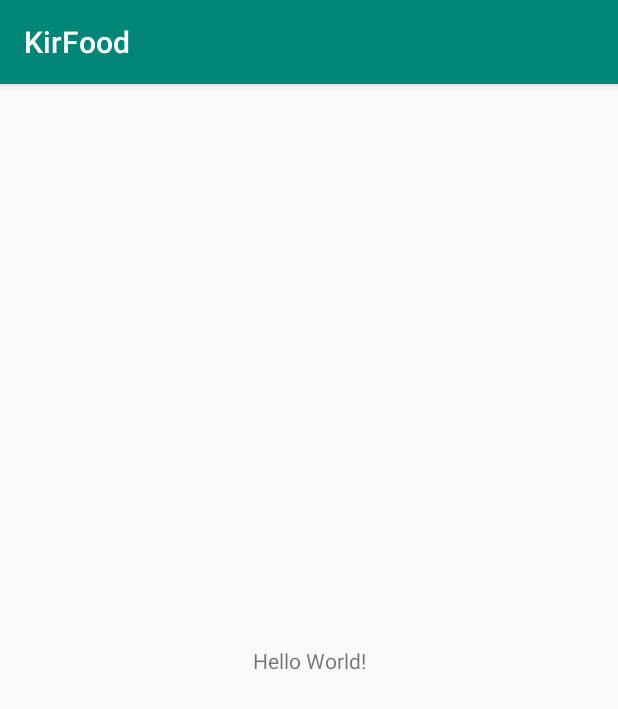
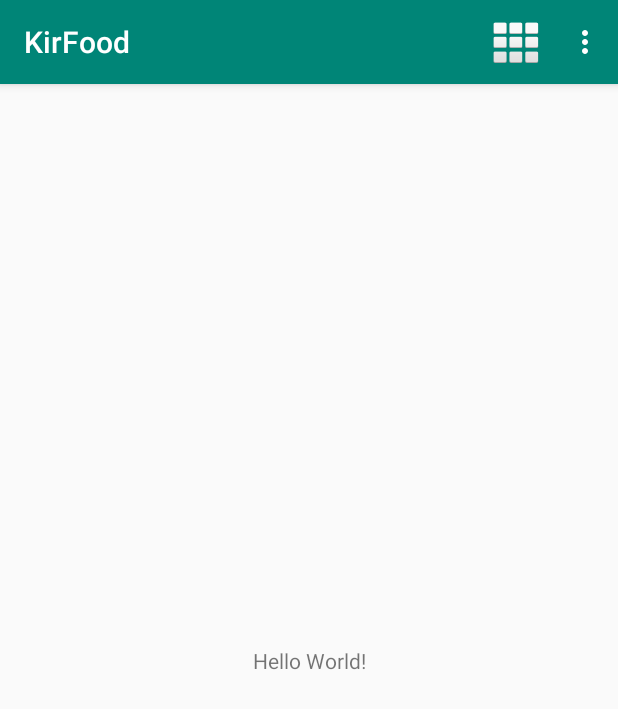
Before and after one commit to KerolosSalib/KirFood, an Android app: the screen it shows after launch (MainActivity), on a phone screen of 412 x 824 dp. Shown: the top 709 px of the screen. Run offline under Robolectric (Android 15) with nearby library versions, the light colour scheme and no system bars.

Commit message:
Add Option menu

```diff
--- a/app/src/main/java/com/example/kirfood/ui/activities/MainActivity.java
+++ b/app/src/main/java/com/example/kirfood/ui/activities/MainActivity.java
@@ -1,7 +1,11 @@
 package com.example.kirfood.ui.activities;
 
+import android.content.Intent;
 import android.support.v7.app.AppCompatActivity;
 import android.os.Bundle;
+import android.view.Menu;
+import android.view.MenuInflater;
+import android.view.MenuItem;
 
 import com.example.kirfood.R;
 
@@ -13,4 +17,23 @@ public class MainActivity extends AppCompatActivity {
         setContentView(R.layout.activity_main);
         // TODO: 1/30/2019
     }
+
+    @Override
+    public boolean onCreateOptionsMenu(Menu menu) {
+        MenuInflater inflater = getMenuInflater();
+        inflater.inflate(R.menu.menu_main,menu);
+        return true;
+    }
+
+    @Override
+    public boolean onOptionsItemSelected(MenuItem item) {
+        if(item.getItemId() == R.id.login_menu){
+            startActivity(new Intent(this, LoginActivity.class));
+            return true;
+        }else if (item.getItemId() == R.id.chechout_menu){
+            startActivity(new Intent(this,CheckoutActivity.class));
+            return true;
+        }
+        return super.onOptionsItemSelected(item);
+    }
 }
--- /dev/null
+++ b/app/src/main/res/menu/menu_main.xml
@@ -0,0 +1,21 @@
+<?xml version="1.0" encoding="utf-8"?>
+<menu xmlns:android="http://schemas.android.com/apk/res/android"
+    xmlns:app="http://schemas.android.com/apk/res-auto">
+    <group>
+        <item
+            android:id="@+id/login_menu"
+            android:title="@string/loginmenu"
+            app:showAsAction="always"
+            android:icon="@android:drawable/ic_dialog_dialer"
+            />
+        <item
+            android:id="@+id/chechout_menu"
+            android:title="@string/checkout"
+            />
+
+
+    </group>
+
+
+
+</menu>
--- a/app/src/main/res/values/strings.xml
+++ b/app/src/main/res/values/strings.xml
@@ -8,4 +8,6 @@
     <string name="Insertemail">Insert Email</string>
     <string name="insertPassword">InsertPassword</string>
     <string name="phoneNumber">Insert Phone Number</string>
+    <string name="loginmenu">LOGIN</string>
+    <string name="checkout">Chaeckout</string>
 </resources>
```
Also changed, not shown: app/src/main/java/com/example/kirfood/ui/activities/LoginActivity.java (+0 -13 lines).
